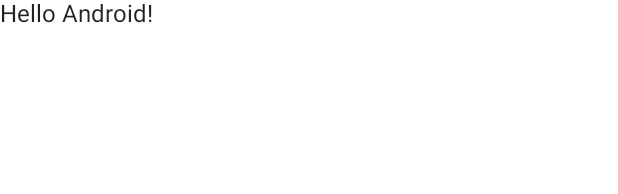
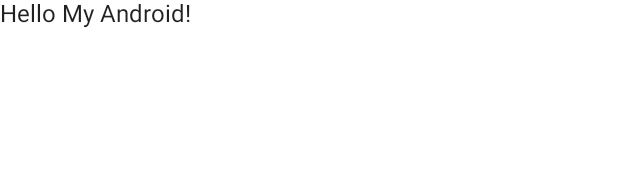
Before and after one commit to Licarey/compose, an Android app built with Jetpack Compose: the @Preview function DefaultPreview, on a phone screen of 412 x 824 dp. Shown: the top 194 px of the screen. Run offline under Robolectric (Android 15) with nearby library versions, the phone set to English and light mode, and no system bars.

```diff
--- a/app/src/main/java/com/carey/compose/MainActivity.kt
+++ b/app/src/main/java/com/carey/compose/MainActivity.kt
@@ -31,10 +31,10 @@ fun Greeting(name: String) {
     Text(text = "Hello $name!")
 }
 
-@Preview(showBackground = true)
+@Preview(showBackground = true, widthDp = 100, heightDp = 150)
 @Composable
 fun DefaultPreview() {
     ComposeTheme {
-        Greeting("Android")
+        Greeting("My Android")
     }
 }
```
